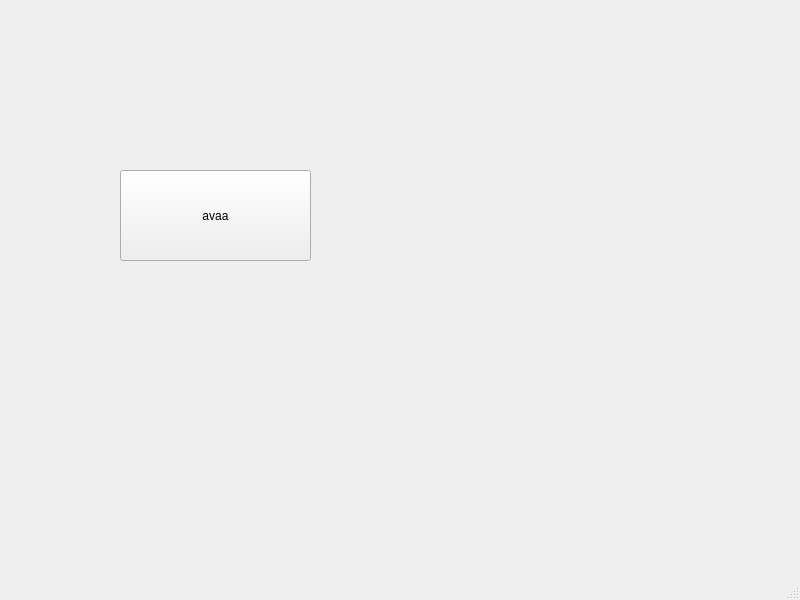
The window that testiExe/mainwindow.ui (bank-2022/group6) describes before a commit, drawn with Qt 5.
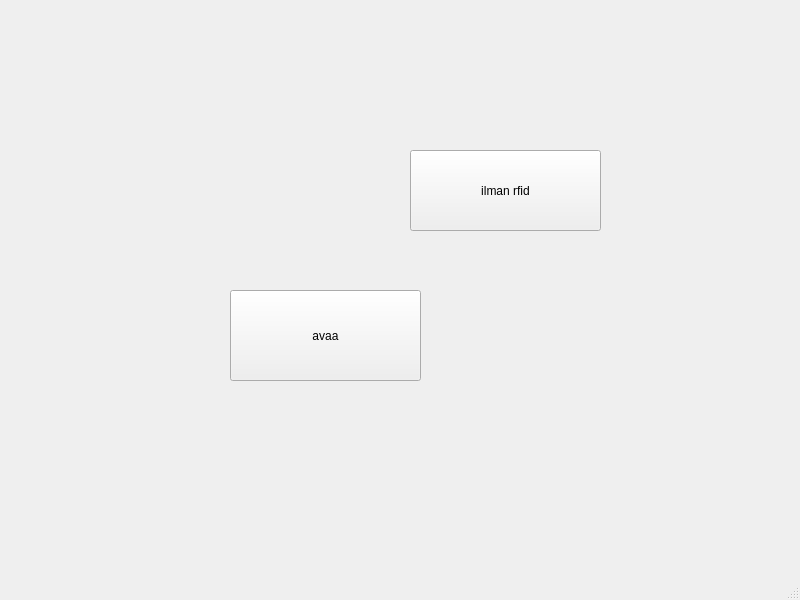
The same window after the commit.

```diff
--- a/testiExe/mainwindow.ui
+++ b/testiExe/mainwindow.ui
@@ -17,8 +17,8 @@
    <widget class="QPushButton" name="avaa">
     <property name="geometry">
      <rect>
-      <x>120</x>
-      <y>170</y>
+      <x>230</x>
+      <y>290</y>
       <width>191</width>
       <height>91</height>
      </rect>
@@ -40,6 +40,19 @@
      <string/>
     </property>
    </widget>
+   <widget class="QPushButton" name="toinennappi">
+    <property name="geometry">
+     <rect>
+      <x>410</x>
+      <y>150</y>
+      <width>191</width>
+      <height>81</height>
+     </rect>
+    </property>
+    <property name="text">
+     <string>ilman rfid</string>
+    </property>
+   </widget>
   </widget>
   <widget class="QMenuBar" name="menubar">
    <property name="geometry">
```
